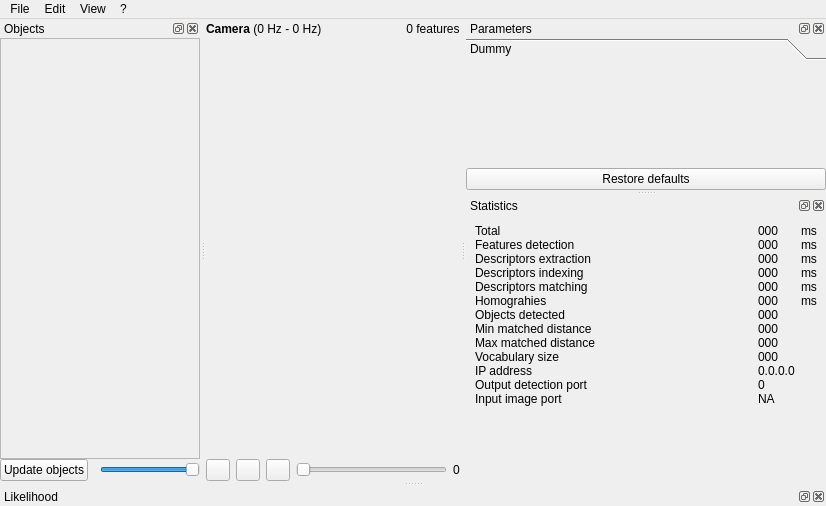
Before: the Qt Designer form src/ui/mainWindow.ui in introlab/find-object, drawn with Qt 5.
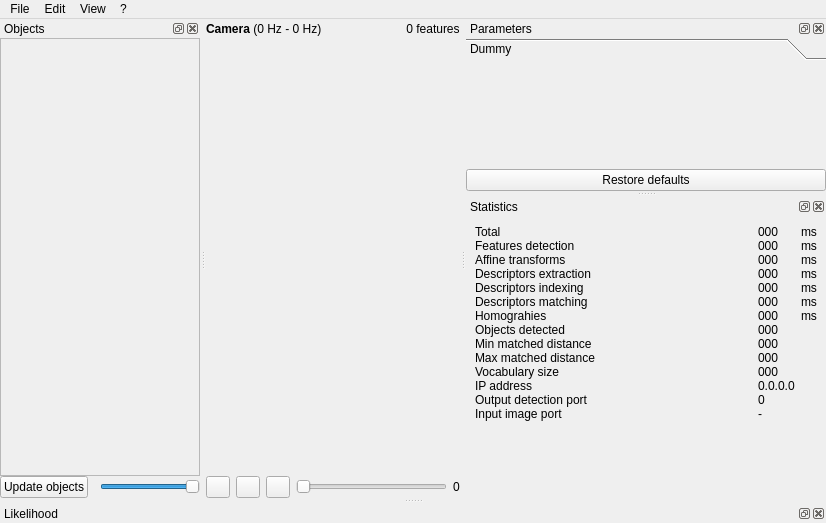
After: the same form once the commit is applied. Icons and pictures are not drawn. Custom widgets are drawn as their Qt base class.

Commit message: Added ASIFT (to activate, check parameter Feature2D/Affine) (fixed issue 27)

The edit to the form file:
```diff
--- a/src/ui/mainWindow.ui
+++ b/src/ui/mainWindow.ui
@@ -7,7 +7,7 @@
     <x>0</x>
     <y>0</y>
     <width>826</width>
-    <height>506</height>
+    <height>523</height>
    </rect>
   </property>
   <property name="windowTitle">
@@ -344,7 +344,7 @@
           <x>0</x>
           <y>0</y>
           <width>198</width>
-          <height>376</height>
+          <height>393</height>
          </rect>
         </property>
         <layout class="QVBoxLayout" name="verticalLayout_objects">
@@ -449,83 +449,83 @@
         <number>0</number>
        </property>
        <item row="4" column="1">
+        <widget class="QLabel" name="label_timeIndexing">
+         <property name="text">
+          <string>000</string>
+         </property>
+        </widget>
+       </item>
+       <item row="5" column="1">
         <widget class="QLabel" name="label_timeMatching">
          <property name="text">
           <string>000</string>
          </property>
         </widget>
        </item>
-       <item row="3" column="2">
-        <widget class="QLabel" name="label_9">
-         <property name="text">
-          <string>ms</string>
-         </property>
-        </widget>
-       </item>
        <item row="4" column="2">
+        <widget class="QLabel" name="label_9">
+         <property name="text">
+          <string>ms</string>
+         </property>
+        </widget>
+       </item>
+       <item row="5" column="2">
         <widget class="QLabel" name="label_10">
          <property name="text">
           <string>ms</string>
          </property>
         </widget>
        </item>
-       <item row="3" column="0">
+       <item row="4" column="0">
         <widget class="QLabel" name="label_8">
          <property name="text">
           <string>Descriptors indexing</string>
          </property>
         </widget>
        </item>
-       <item row="3" column="1">
-        <widget class="QLabel" name="label_timeIndexing">
-         <property name="text">
-          <string>000</string>
-         </property>
-        </widget>
-       </item>
-       <item row="5" column="2">
+       <item row="6" column="2">
         <widget class="QLabel" name="label_12">
          <property name="text">
           <string>ms</string>
          </property>
         </widget>
        </item>
-       <item row="7" column="1">
+       <item row="8" column="1">
         <widget class="QLabel" name="label_minMatchedDistance">
          <property name="text">
           <string>000</string>
          </property>
         </widget>
        </item>
-       <item row="7" column="0">
+       <item row="8" column="0">
         <widget class="QLabel" name="label_13">
          <property name="text">
           <string>Min matched distance</string>
          </property>
         </widget>
        </item>
-       <item row="8" column="0">
+       <item row="9" column="0">
         <widget class="QLabel" name="label_14">
          <property name="text">
           <string>Max matched distance</string>
          </property>
         </widget>
        </item>
-       <item row="8" column="1">
+       <item row="9" column="1">
         <widget class="QLabel" name="label_maxMatchedDistance">
          <property name="text">
           <string>000</string>
          </property>
         </widget>
        </item>
-       <item row="5" column="0">
+       <item row="6" column="0">
         <widget class="QLabel" name="label_11">
          <property name="text">
           <string>Homograhies</string>
          </property>
         </widget>
        </item>
-       <item row="2" column="0">
+       <item row="3" column="0">
         <widget class="QLabel" name="label_2">
          <property name="text">
           <string>Descriptors extraction</string>
@@ -539,14 +539,14 @@
          </property>
         </widget>
        </item>
-       <item row="2" column="1">
+       <item row="3" column="1">
         <widget class="QLabel" name="label_timeExtraction">
          <property name="text">
           <string>000</string>
          </property>
         </widget>
        </item>
-       <item row="2" column="2">
+       <item row="3" column="2">
         <widget class="QLabel" name="label_4">
          <property name="text">
           <string>ms</string>
@@ -567,7 +567,7 @@
          </property>
         </widget>
        </item>
-       <item row="4" column="0">
+       <item row="5" column="0">
         <widget class="QLabel" name="label_7">
          <property name="text">
           <string>Descriptors matching</string>
@@ -595,80 +595,101 @@
          </property>
         </widget>
        </item>
-       <item row="9" column="0">
+       <item row="10" column="0">
         <widget class="QLabel" name="label_17">
          <property name="text">
           <string>Vocabulary size</string>
          </property>
         </widget>
        </item>
-       <item row="9" column="1">
+       <item row="10" column="1">
         <widget class="QLabel" name="label_vocabularySize">
          <property name="text">
           <string>000</string>
          </property>
         </widget>
        </item>
-       <item row="10" column="0">
+       <item row="11" column="0">
         <widget class="QLabel" name="label_18">
          <property name="text">
           <string>IP address</string>
          </property>
         </widget>
        </item>
-       <item row="11" column="0">
+       <item row="12" column="0">
         <widget class="QLabel" name="label_19">
          <property name="text">
           <string>Output detection port</string>
          </property>
         </widget>
        </item>
-       <item row="10" column="1">
+       <item row="11" column="1">
         <widget class="QLabel" name="label_ipAddress">
          <property name="text">
           <string>0.0.0.0</string>
          </property>
         </widget>
        </item>
-       <item row="11" column="1">
+       <item row="12" column="1">
         <widget class="QLabel" name="label_port">
          <property name="text">
           <string>0</string>
          </property>
         </widget>
        </item>
-       <item row="6" column="0">
+       <item row="7" column="0">
         <widget class="QLabel" name="label_20">
          <property name="text">
           <string>Objects detected</string>
          </property>
         </widget>
        </item>
-       <item row="6" column="1">
+       <item row="7" column="1">
         <widget class="QLabel" name="label_objectsDetected">
          <property name="text">
           <string>000</string>
          </property>
         </widget>
        </item>
-       <item row="5" column="1">
+       <item row="6" column="1">
         <widget class="QLabel" name="label_timeHomographies">
          <property name="text">
           <string>000</string>
          </property>
         </widget>
        </item>
-       <item row="12" column="0">
+       <item row="13" column="0">
         <widget class="QLabel" name="label_21">
          <property name="text">
           <string>Input image port</string>
          </property>
         </widget>
        </item>
-       <item row="12" column="1">
+       <item row="13" column="1">
         <widget class="QLabel" name="label_port_image">
          <property name="text">
-          <string>NA</string>
+          <string>-</string>
+         </property>
+        </widget>
+       </item>
+       <item row="2" column="0">
+        <widget class="QLabel" name="label_22">
+         <property name="text">
+          <string>Affine transforms</string>
+         </property>
+        </widget>
+       </item>
+       <item row="2" column="1">
+        <widget class="QLabel" name="label_timeSkewAffine">
+         <property name="text">
+          <string>000</string>
+         </property>
+        </widget>
+       </item>
+       <item row="2" column="2">
+        <widget class="QLabel" name="label_23">
+         <property name="text">
+          <string>ms</string>
          </property>
         </widget>
        </item>
```
The commit also changes 7 other files.
